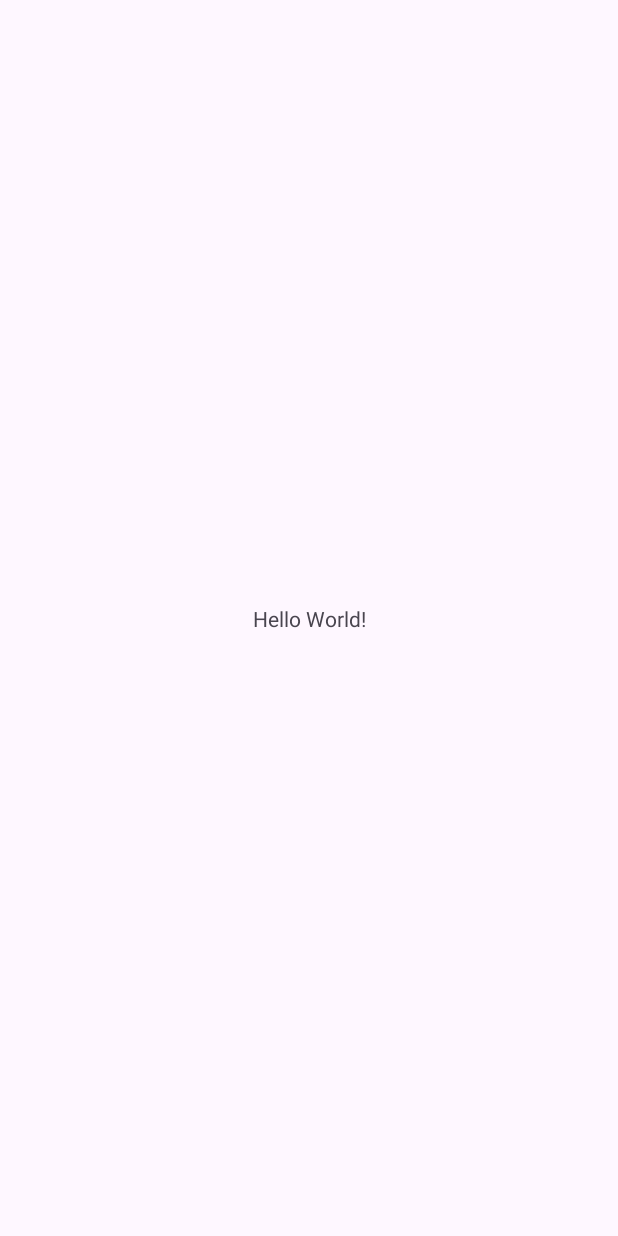
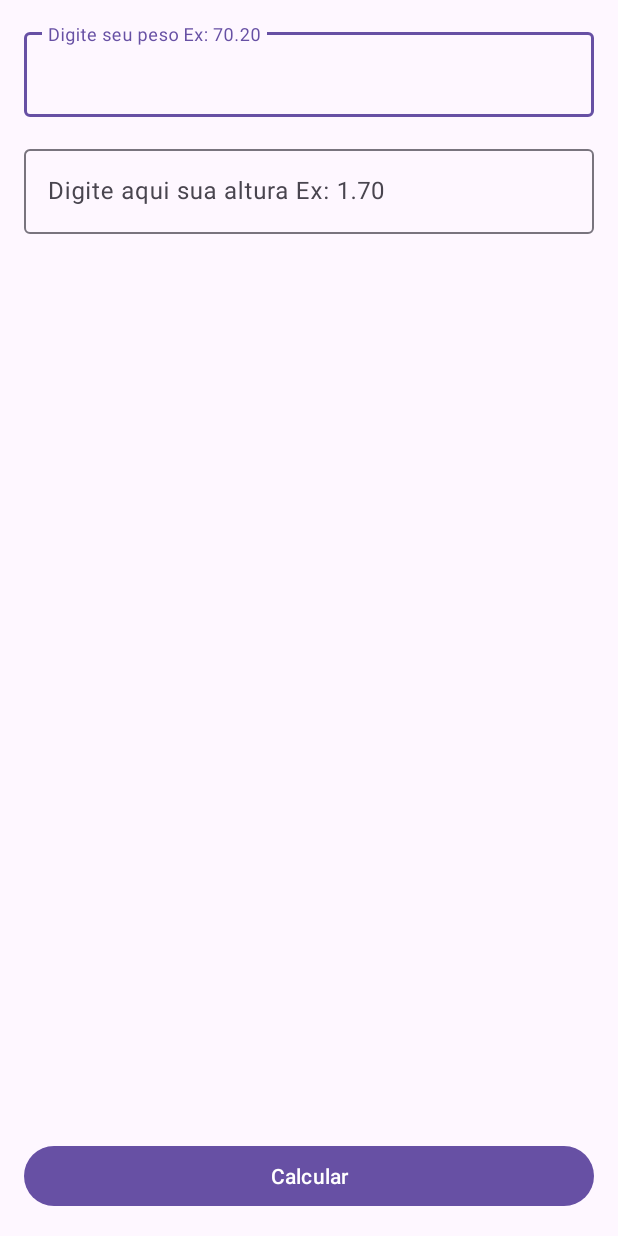
Before and after one commit to andre-tardelli/CalculadoraIMC, an Android app: the screen it shows after launch (MainActivity), on a phone screen of 412 x 824 dp. Before the commit the screen is almost empty. Run offline under Robolectric (Android 15) with nearby library versions, the phone set to English and light mode, and no system bars.

Commit message:
Primeiro commit do projeto da Calaculadora IMC

```diff
--- a/app/src/main/java/com/comunidadedevspace/imc/MainActivity.kt
+++ b/app/src/main/java/com/comunidadedevspace/imc/MainActivity.kt
@@ -2,10 +2,28 @@ package com.comunidadedevspace.imc
 
 import androidx.appcompat.app.AppCompatActivity
 import android.os.Bundle
+import android.widget.Button
+import com.google.android.material.textfield.TextInputEditText
 
 class MainActivity : AppCompatActivity() {
     override fun onCreate(savedInstanceState: Bundle?) {
         super.onCreate(savedInstanceState)
         setContentView(R.layout.activity_main)
+
+        val edtPeso = findViewById<TextInputEditText>(R.id.edt_peso)
+        val edtAltura = findViewById<TextInputEditText>(R.id.edt_altura)
+        val btnCalcular = findViewById<Button>(R.id.btn_calcular)
+
+        //Recuperar os componentes de EdtText e Button
+        //Criar uma variável e assossiar os componentes UI <edtText>
+        //Criar ação do button <setOnCLickListener>
+
+        btnCalcular.setOnClickListener {
+            val peso = edtPeso.text
+            val altura = edtAltura.text
+
+            println("Seu peso é " + peso)
+            println("Sua altura é " + altura)
+        }
     }
 }
--- a/app/src/main/res/layout/activity_main.xml
+++ b/app/src/main/res/layout/activity_main.xml
@@ -6,13 +6,48 @@
     android:layout_height="match_parent"
     tools:context=".MainActivity">
 
-    <TextView
-        android:layout_width="wrap_content"
+
+    <Button
+        android:id="@+id/btn_calcular"
+        android:layout_width="match_parent"
         android:layout_height="wrap_content"
-        android:text="Hello World!"
+        android:layout_margin="16dp"
+        android:text="Calcular"
         app:layout_constraintBottom_toBottomOf="parent"
         app:layout_constraintEnd_toEndOf="parent"
-        app:layout_constraintStart_toStartOf="parent"
-        app:layout_constraintTop_toTopOf="parent" />
+        tools:ignore="MissingConstraints" />
+
+    <com.google.android.material.textfield.TextInputLayout
+        android:id="@+id/textInputLayout"
+        android:layout_width="match_parent"
+        android:layout_height="wrap_content"
+        android:layout_margin="16dp"
+        app:layout_constraintTop_toTopOf="parent"
+        tools:layout_editor_absoluteX="1dp">
+
+        <com.google.android.material.textfield.TextInputEditText
+            android:id="@+id/edt_peso"
+            android:layout_width="match_parent"
+            android:layout_height="match_parent"
+            android:hint="Digite seu peso Ex: 70.20"
+            android:inputType="numberDecimal"  />
+
+    </com.google.android.material.textfield.TextInputLayout>
+
+    <com.google.android.material.textfield.TextInputLayout
+        android:layout_width="match_parent"
+        android:layout_height="wrap_content"
+        android:layout_margin="16dp"
+        app:layout_constraintTop_toBottomOf="@+id/textInputLayout"
+        tools:layout_editor_absoluteX="1dp">
+
+        <com.google.android.material.textfield.TextInputEditText
+            android:id="@+id/edt_altura"
+            android:layout_width="match_parent"
+            android:layout_height="wrap_content"
+            android:hint="Digite aqui sua altura Ex: 1.70"
+            android:inputType="numberDecimal" />
+    </com.google.android.material.textfield.TextInputLayout>
+
 
 </androidx.constraintlayout.widget.ConstraintLayout>
```
